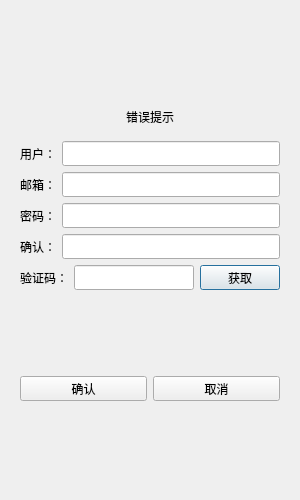
Qt form client/RegisterDialog.ui (0WAQ/fschat) before a commit.
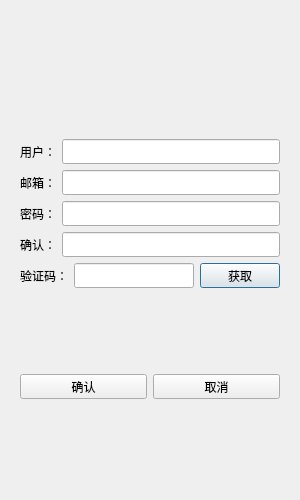
The same form after that commit.

Commit message: 增加由注册界面返回到登录界面; fix

```diff
--- a/client/RegisterDialog.ui
+++ b/client/RegisterDialog.ui
@@ -51,7 +51,7 @@
             <item>
              <widget class="QLabel" name="error_tip_label">
               <property name="text">
-               <string>错误提示</string>
+               <string/>
               </property>
               <property name="alignment">
                <set>Qt::AlignmentFlag::AlignCenter</set>
```
The commit also changes 7 other files.
